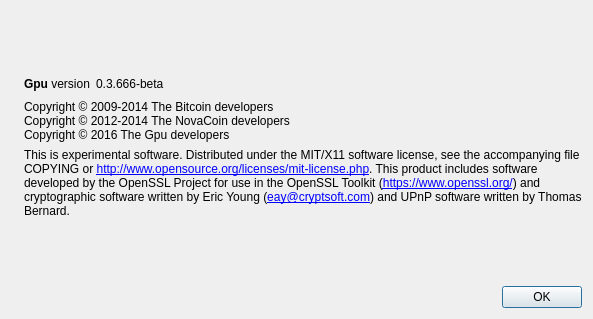
The window that src/qt/forms/aboutdialog.ui (white92d15b7/GPU-Coin) describes before a commit, drawn with Qt 5.
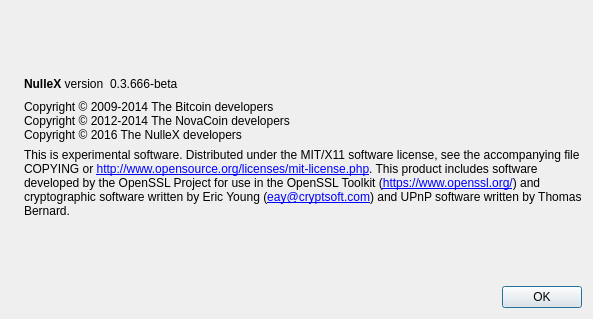
The same window after the commit. Icons and pictures are not drawn.

```diff
--- a/src/qt/forms/aboutdialog.ui
+++ b/src/qt/forms/aboutdialog.ui
@@ -53,7 +53,7 @@
           <cursorShape>IBeamCursor</cursorShape>
          </property>
          <property name="text">
-          <string>&lt;b&gt;Gpu&lt;/b&gt; version</string>
+          <string>&lt;b&gt;NulleX&lt;/b&gt; version</string>
          </property>
          <property name="textInteractionFlags">
           <set>Qt::LinksAccessibleByMouse|Qt::TextSelectableByKeyboard|Qt::TextSelectableByMouse</set>
@@ -96,7 +96,7 @@
        <property name="text">
         <string>Copyright © 2009-2014 The Bitcoin developers
 Copyright © 2012-2014 The NovaCoin developers
-Copyright © 2016 The Gpu developers</string>
+Copyright © 2016 The NulleX developers</string>
        </property>
        <property name="textInteractionFlags">
         <set>Qt::LinksAccessibleByMouse|Qt::TextSelectableByKeyboard|Qt::TextSelectableByMouse</set>
```
Left out of the diff: 2 changed lines with no effect on the pictures.
